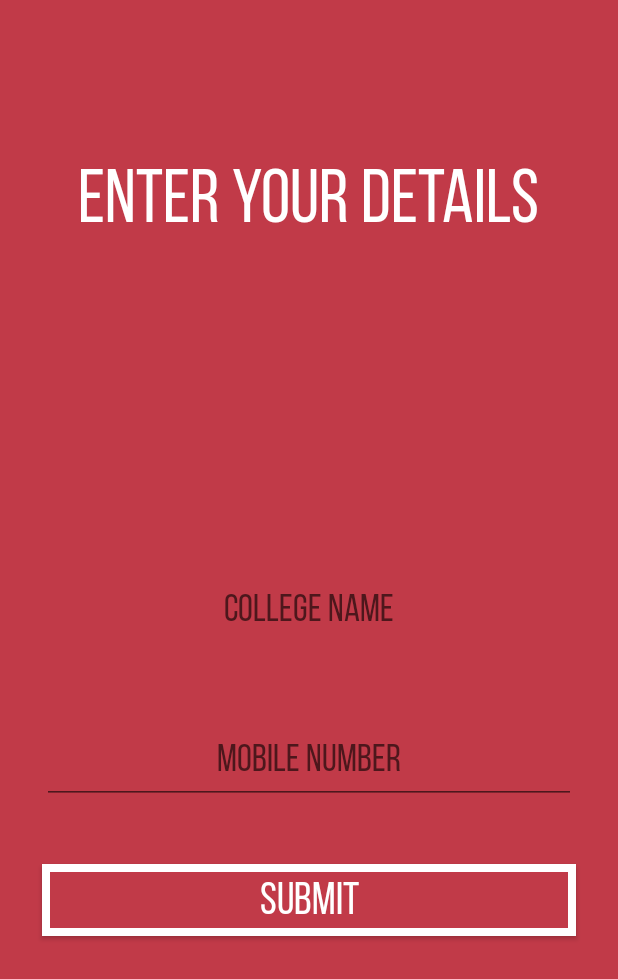
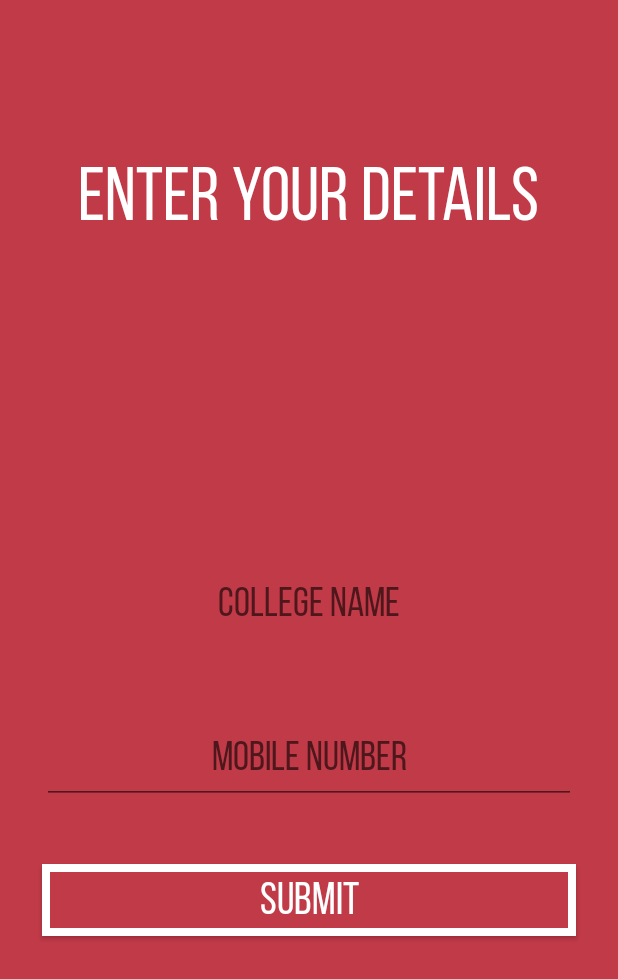
Before and after one commit to iamjosephvarghese/Deadlock2k18AndroidApp, an Android app: the Collect screen opened directly, with no data from a screen before it, after a tap on "SUBMIT", on a phone screen of 412 x 824 dp. Shown: the top 979 px of the screen. Run offline under Robolectric (Android 15) with nearby library versions, the phone set to English and light mode, and no system bars; our stand-ins replace Firebase (no records; nobody signed in at launch, a user with empty details on screens opened directly).

Commit message:
icon added

```diff
--- a/app/src/main/AndroidManifest.xml
+++ b/app/src/main/AndroidManifest.xml
@@ -6,9 +6,8 @@
     <application
         tools:replace="android:icon"
         android:allowBackup="true"
-        android:icon="@mipmap/ic_launcher"
+        android:icon="@drawable/dead_icon"
         android:label="@string/app_name"
-        android:roundIcon="@mipmap/ic_launcher_round"
         android:supportsRtl="true"
         android:theme="@style/AppTheme">
         <activity android:name=".Splash">
--- a/app/src/main/java/rm/iamjosephvarghese/deadlock2k18/Collect.java
+++ b/app/src/main/java/rm/iamjosephvarghese/deadlock2k18/Collect.java
@@ -11,6 +11,7 @@ import android.view.View;
 import android.widget.Button;
 import android.widget.EditText;
 import android.widget.TextView;
+import android.widget.Toast;
 
 import com.google.android.gms.tasks.OnFailureListener;
 import com.google.android.gms.tasks.OnSuccessListener;
@@ -94,7 +95,7 @@ public class Collect extends AppCompatActivity {
             @Override
             public void onClick(View view) {
 //                TODO:mobno length always 10??????
-                if(!college.equals("") && !mobno.equals("")){
+                if(!college.getText().toString().equals("") && !mobno.getText().toString().equals("")){
 
                     userRef.set(new User(user.getDisplayName(),college.getText().toString(),user.getEmail(),user.getPhotoUrl().toString(),currentHash,previousHash,mobno.getText().toString(),level))
                             .addOnSuccessListener(new OnSuccessListener<Void>() {
@@ -123,6 +124,8 @@ public class Collect extends AppCompatActivity {
                         }
                     });
 
+                }else{
+                    Toast.makeText(Collect.this, "Please Enter the Required Details!", Toast.LENGTH_SHORT).show();
                 }
             }
         });
--- a/app/src/main/java/rm/iamjosephvarghese/deadlock2k18/Firestore.java
+++ b/app/src/main/java/rm/iamjosephvarghese/deadlock2k18/Firestore.java
@@ -150,10 +150,9 @@ public class Firestore extends AppCompatActivity {
                     @Override
                     public void onSuccess(DocumentSnapshot documentSnapshot) {
 
-//                        TODO: for photoURL null
 
 
-                        if(documentSnapshot.get("photoURL") == null){
+                        if(documentSnapshot.get("photoURL").toString() == null){
 
                             Log.d("null","null");
 
@@ -253,7 +252,6 @@ public class Firestore extends AppCompatActivity {
                                 batch.set(logRef,new LogData(user.getUid(),answer.getText().toString(),level,user.getDisplayName(),user.getEmail(),sharedPreferences.getString("mobno",null),new Date()));
 
 
-//                                TODO: doing 2 seperate updates for currentHash and previousHash................will object work???
                                 batch.update(userUpdateRef,"previousHash",currentHash);
                                 batch.update(userUpdateRef,"currentHash",generatedHash);
                                 batch.update(userUpdateRef,"currentLevel",level);
--- a/app/src/main/res/layout/activity_collect.xml
+++ b/app/src/main/res/layout/activity_collect.xml
@@ -34,7 +34,7 @@
             android:textStyle="bold"
             android:hint="College Name"
             android:inputType="textPersonName"
-            android:textSize="25dp"
+            android:textSize="27dp"
             tools:layout_editor_absoluteX="55dp"
             tools:layout_editor_absoluteY="62dp" />
 
@@ -51,7 +51,7 @@
             android:gravity="center_horizontal"
             android:hint="Mobile Number"
             android:inputType="phone"
-            android:textSize="25dp"
+            android:textSize="27dp"
             tools:layout_editor_absoluteX="55dp"
             tools:layout_editor_absoluteY="184dp" />
 
```
Also changed, not shown: app/src/main/res/drawable/dead_icon.png (added).
